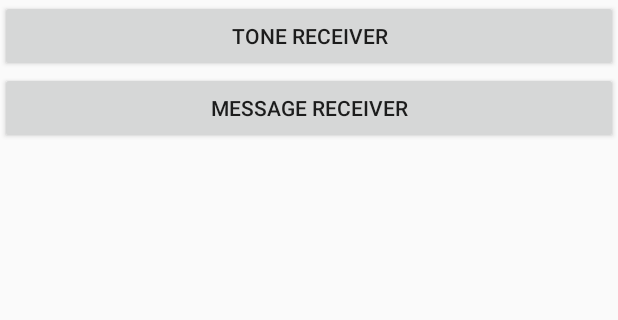
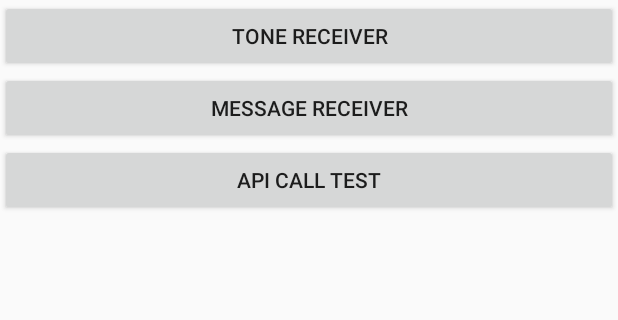
Before and after one commit to euphony-io/euphony-listener, an Android app: the screen it shows after launch (MainActivity), on a phone screen of 412 x 824 dp, the part 116-436 px from its top. Run offline under Robolectric (Android 15) with nearby library versions, the phone set to English and light mode, and no system bars; libraries missing offline, so code that uses them is left out: euphony.lib.receiver.

Commit message:
Made the API Call Listener

```diff
--- a/app/build.gradle
+++ b/app/build.gradle
@@ -6,7 +6,7 @@ android {
     buildToolsVersion "29.0.2"
     defaultConfig {
         applicationId "co.jbear.euphony_listener"
-        minSdkVersion 15
+        minSdkVersion 16
         targetSdkVersion 29
         versionCode 1
         versionName "1.0"
@@ -33,7 +33,7 @@ dependencies {
     implementation 'com.google.android.material:material:1.2.0-alpha02'
 
 
-    def nav_version = "2.2.2"
+    def nav_version = "2.3.0"
     // Java
     implementation "androidx.navigation:navigation-fragment:$nav_version"
     implementation "androidx.navigation:navigation-ui:$nav_version"
--- a/app/src/main/java/co/jbear/euphony_listener/fragments/MainFragment.java
+++ b/app/src/main/java/co/jbear/euphony_listener/fragments/MainFragment.java
@@ -12,29 +12,13 @@ import android.widget.Button;
 
 import co.jbear.euphony_listener.R;
 
-/**
- * A simple {@link Fragment} subclass.
- * Use the {@link MainFragment#newInstance} factory method to
- * create an instance of this fragment.
- */
 public class MainFragment extends Fragment {
 
     public MainFragment() {
-        // Required empty public constructor
     }
 
-    /**
-     * Use this factory method to create a new instance of
-     * this fragment using the provided parameters.
-     *
-     * @param param1 Parameter 1.
-     * @param param2 Parameter 2.
-     * @return A new instance of fragment MainFragment.
-     */
-    // TODO: Rename and change types and number of parameters
     public static MainFragment newInstance(String param1, String param2) {
         MainFragment fragment = new MainFragment();
-
         return fragment;
     }
 
@@ -65,6 +49,14 @@ public class MainFragment extends Fragment {
             }
         });
 
+        Button apiBtn = v.findViewById(R.id.api_call_btn);
+        apiBtn.setOnClickListener(new View.OnClickListener() {
+            @Override
+            public void onClick(View v) {
+                Navigation.findNavController(v).navigate(R.id.action_mainFragment_to_APICallFragment);
+            }
+        });
+
         return v;
     }
 }
--- a/app/src/main/res/layout/fragment_main.xml
+++ b/app/src/main/res/layout/fragment_main.xml
@@ -31,6 +31,14 @@
         android:text="Message Receiver"
         app:layout_constraintTop_toBottomOf="@id/tone_generator_btn"/>
 
+    <Button
+        android:id="@+id/api_call_btn"
+        android:layout_width="match_parent"
+        android:layout_height="wrap_content"
+        android:text="API CALL TEST"
+        app:layout_constraintTop_toBottomOf="@id/msg_receiver_btn"/>
+
+
 
 
 </androidx.constraintlayout.widget.ConstraintLayout>
--- a/app/src/main/res/navigation/nav_graph.xml
+++ b/app/src/main/res/navigation/nav_graph.xml
@@ -16,6 +16,9 @@
         <action
             android:id="@+id/action_mainFragment_to_messageFragment"
             app:destination="@id/messageFragment" />
+        <action
+            android:id="@+id/action_mainFragment_to_APICallFragment"
+            app:destination="@id/APICallFragment" />
     </fragment>
     <fragment
         android:id="@+id/messageFragment"
@@ -27,4 +30,9 @@
         android:name="co.jbear.euphony_listener.fragments.ToneFragment"
         android:label="fragment_tone"
         tools:layout="@layout/fragment_tone" />
+    <fragment
+        android:id="@+id/APICallFragment"
+        android:name="co.jbear.euphony_listener.fragments.APICallFragment"
+        android:label="fragment_api_call"
+        tools:layout="@layout/fragment_api_call" />
 </navigation>
--- a/build.gradle
+++ b/build.gradle
@@ -7,7 +7,7 @@ buildscript {
 
     }
     dependencies {
-        classpath 'com.android.tools.build:gradle:3.4.2'
+        classpath 'com.android.tools.build:gradle:4.0.0'
 
         def nav_version = "2.2.2"
         classpath "androidx.navigation:navigation-safe-args-gradle-plugin:$nav_version"
--- a/settings.gradle
+++ b/settings.gradle
@@ -3,4 +3,4 @@ rootProject.name='euphony-listener'
 
 gradle.ext.language = "java" // or kotlin
 include ':euphony'
-project (":euphony").projectDir = new File(rootProject.projectDir, "../euphony/euphony")
+project (":euphony").projectDir = new File(rootProject.projectDir, "../euphony/project")
```
Also changed, not shown: app/src/main/java/co/jbear/euphony_listener/fragments/APICallFragment.java (added, +88 -0 lines), app/src/main/res/layout/fragment_api_call.xml (added, +78 -0 lines), gradle/wrapper/gradle-wrapper.properties.
